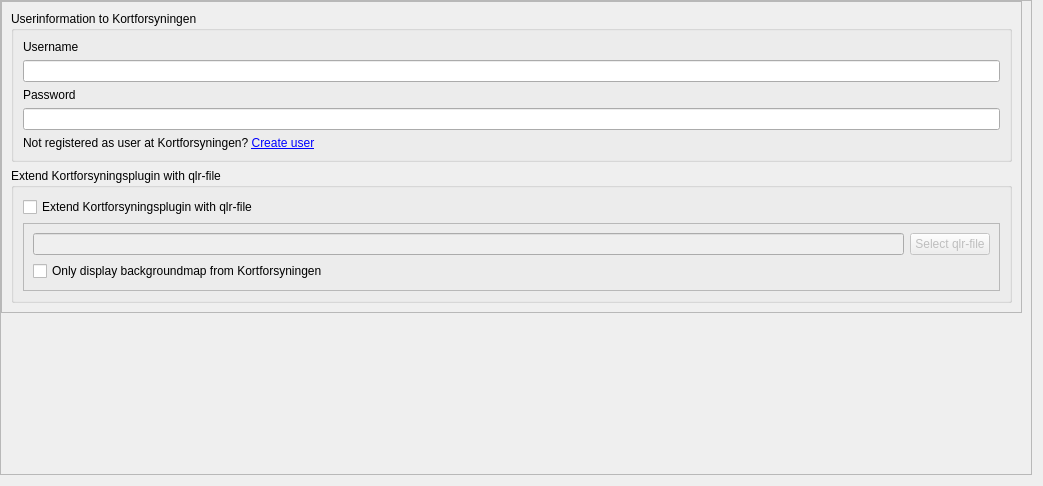
Qt form Kortforsyningen/mysettings/settings.ui (SDFIdk/Qgis_plugin_Kortforsyningen_v3) before a commit.
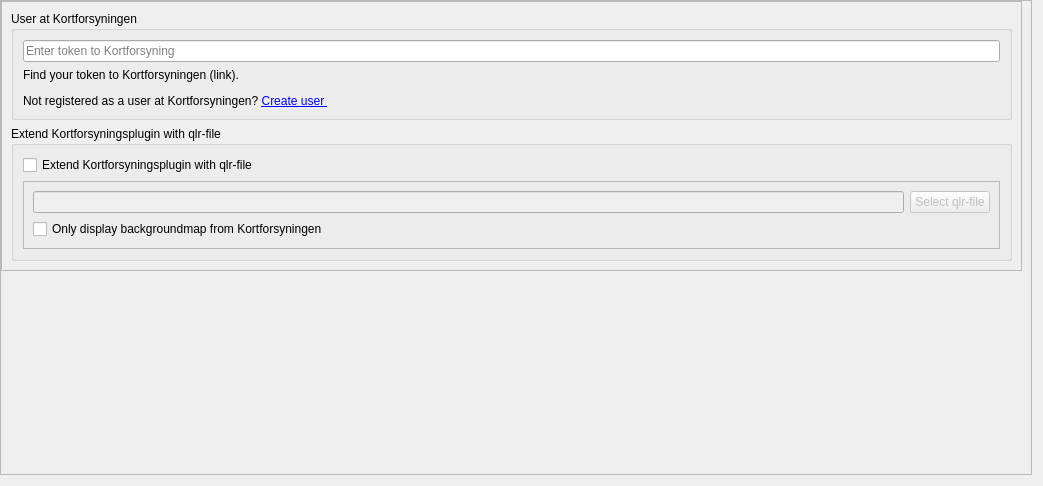
The same form after that commit.

Commit message:
Changed GUI to handle Tokens
Remove box to enter password,
Changed box to enter username. The objektname is now token.
OBS - I haven't changed the code itself. Which means that in the code
there are references to password and username.
Added placeholdertext and small modifications of the GUI.

```diff
--- a/Kortforsyningen/mysettings/settings.ui
+++ b/Kortforsyningen/mysettings/settings.ui
@@ -46,7 +46,7 @@
         <x>0</x>
         <y>0</y>
         <width>1032</width>
-        <height>293</height>
+        <height>254</height>
        </rect>
       </property>
       <property name="sizePolicy">
@@ -80,43 +80,23 @@
           <item>
            <widget class="QGroupBox" name="groupBox">
             <property name="title">
-             <string>Userinformation to Kortforsyningen</string>
+             <string>User at Kortforsyningen</string>
             </property>
             <layout class="QVBoxLayout" name="verticalLayout">
              <item>
-              <widget class="QLabel" name="username_label">
+              <widget class="QLineEdit" name="token">
                <property name="text">
-                <string>Username</string>
+                <string/>
                </property>
-              </widget>
-             </item>
-             <item>
-              <widget class="QLineEdit" name="username"/>
-             </item>
-             <item>
-              <widget class="QLabel" name="password_label">
-               <property name="text">
-                <string>Password</string>
-               </property>
-              </widget>
-             </item>
-             <item>
-              <widget class="QLineEdit" name="password">
-               <property name="autoFillBackground">
-                <bool>false</bool>
-               </property>
-               <property name="inputMask">
-                <string notr="true"/>
-               </property>
-               <property name="echoMode">
-                <enum>QLineEdit::Password</enum>
+               <property name="placeholderText">
+                <string>Enter token to Kortforsyning</string>
                </property>
               </widget>
              </item>
              <item>
               <widget class="QLabel" name="label">
                <property name="text">
-                <string>&lt;html&gt;&lt;head/&gt;&lt;body&gt;&lt;p&gt;Not registered as user at Kortforsyningen? &lt;a href=&quot;http://download.kortforsyningen.dk//content/opret-mig-som-bruger&quot;&gt;&lt;span style=&quot; text-decoration: underline; color:#0000ff;&quot;&gt;Create user&lt;/span&gt;&lt;/a&gt;&lt;/p&gt;&lt;/body&gt;&lt;/html&gt;</string>
+                <string>&lt;html&gt;&lt;head/&gt;&lt;body&gt;&lt;p&gt;Find your token to Kortforsyningen (link).&lt;/p&gt;&lt;p&gt;Not registered as a user at Kortforsyningen? &lt;a href=&quot;http://download.kortforsyningen.dk//content/opret-mig-som-bruger&quot;&gt;&lt;span style=&quot; text-decoration: underline; color:#0000ff;&quot;&gt;Create user &lt;/span&gt;&lt;/a&gt;&lt;/p&gt;&lt;/body&gt;&lt;/html&gt;</string>
                </property>
                <property name="openExternalLinks">
                 <bool>true</bool>
```
